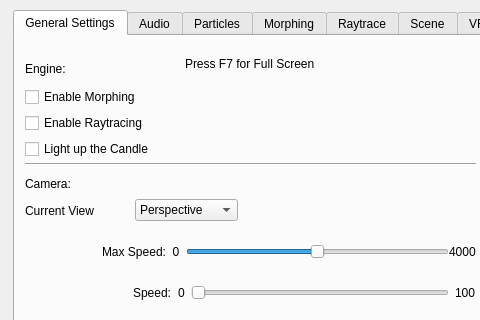
UMLComputerGraphics/GraphicsProject, file src/Qt/mainwindow.ui: the form before one commit; both pictures show x 0 to 480 and y 0 to 320 of the 627 by 683 pixel window.
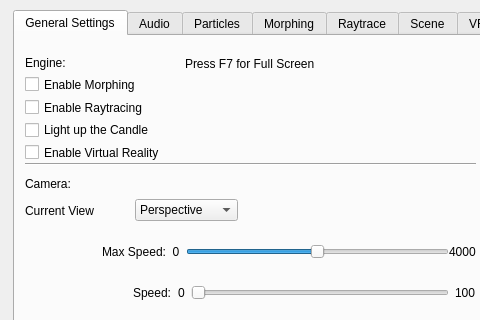
The form after the commit.

Commit message: More vr fixes, and camera off by default. Also one way path of button.

Patch:
```diff
--- a/src/Qt/mainwindow.ui
+++ b/src/Qt/mainwindow.ui
@@ -91,7 +91,7 @@
         <x>10</x>
         <y>20</y>
         <width>165</width>
-        <height>103</height>
+        <height>105</height>
        </rect>
       </property>
       <layout class="QVBoxLayout" name="verticalLayout">
@@ -123,6 +123,13 @@
          </property>
         </widget>
        </item>
+       <item>
+        <widget class="QCheckBox" name="vrEnabler">
+         <property name="text">
+          <string>Enable Virtual Reality</string>
+         </property>
+        </widget>
+       </item>
       </layout>
      </widget>
      <widget class="QWidget" name="layoutWidget">
```
The commit also changes 2 other files.
